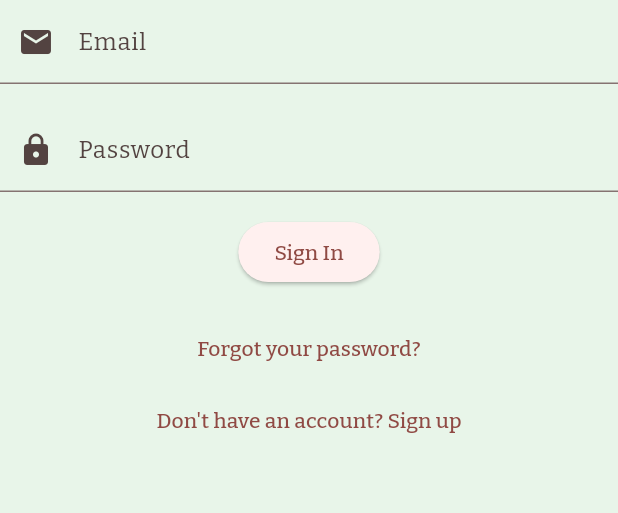
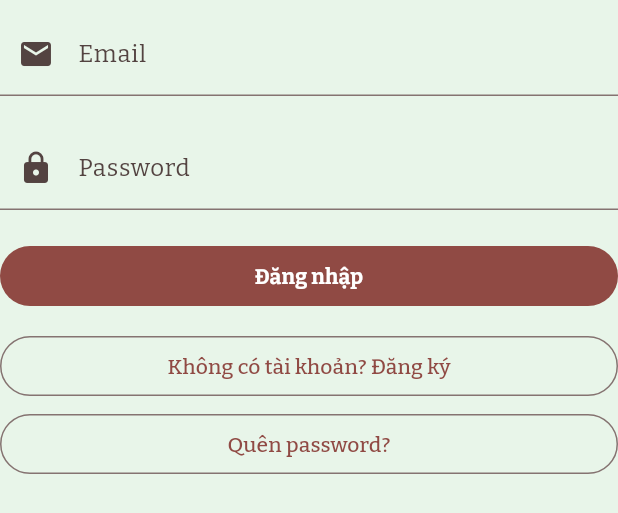
Before and after one commit to Rizzaxc/pubox-mirror, a Flutter app: the SupaEmailAuth widget shown alone on an empty page, opened directly, on a phone screen of 412 x 824 dp. Shown: the top 513 px of the screen. Run offline on Flutter 3.47's test engine with Material 3 defaults, Android fonts, the phone set to English and light mode, and no system bars; our stand-ins replace animated_bottom_navigation_bar, email_validator, flutter_dotenv, flutter_svg, font_awesome_flutter, go_router and 7 more; accounts and stored records are empty; project files that could hold a hidden picture were left out.

Commit message:
fix text auth form

```diff
--- a/lib/misc/flutter_auth_ui/src/components/supa_email_auth.dart
+++ b/lib/misc/flutter_auth_ui/src/components/supa_email_auth.dart
@@ -295,8 +295,12 @@ class _SupaEmailAuthState extends State<SupaEmailAuth> {
       child: Form(
         key: _formKey,
         child: Column(
+          spacing: 4,
+          crossAxisAlignment: CrossAxisAlignment.stretch,
           children: [
-            TextFormField(
+            Padding(
+              padding: const EdgeInsets.symmetric(vertical: 8.0),
+              child: TextFormField(
                 keyboardType: TextInputType.emailAddress,
                 autofillHints: const [AutofillHints.email],
                 autovalidateMode: AutovalidateMode.onUserInteraction,
@@ -323,9 +327,11 @@ class _SupaEmailAuthState extends State<SupaEmailAuth> {
                   }
                 },
               ),
+            ),
             if (!_isRecoveringPassword) ...[
-              spacer(16),
-              TextFormField(
+              Padding(
+                padding: const EdgeInsets.symmetric(vertical: 8.0),
+                child: TextFormField(
                   autofillHints: _isSigningIn
                       ? [AutofillHints.password]
                       : [AutofillHints.newPassword],
@@ -352,8 +358,8 @@ class _SupaEmailAuthState extends State<SupaEmailAuth> {
                     }
                   },
                 ),
+              ),
               if (widget.showConfirmPasswordField && !_isSigningIn) ...[
-                spacer(16),
                 TextFormField(
                   controller: _confirmPasswordController,
                   decoration: InputDecoration(
@@ -369,7 +375,6 @@ class _SupaEmailAuthState extends State<SupaEmailAuth> {
                   },
                 ),
               ],
-              spacer(16),
               if (widget.metadataFields != null && !_isSigningIn)
                 ...widget.metadataFields!
                     .map((metadataField) => [
@@ -455,10 +460,11 @@ class _SupaEmailAuthState extends State<SupaEmailAuth> {
                                 }
                               },
                             ),
-                          spacer(16),
                         ])
                     .expand((element) => element),
-              ElevatedButton(
+              Padding(
+                padding: const EdgeInsets.symmetric(vertical: 8.0),
+                child: FilledButton(
                   onPressed: _signInSignUp,
                   child: (_isLoading)
                       ? SizedBox(
@@ -471,21 +477,11 @@ class _SupaEmailAuthState extends State<SupaEmailAuth> {
                         )
                       : Text(_isSigningIn
                           ? localization.signIn
-                        : localization.signUp),
+                          : localization.signUp, style: const TextStyle(fontWeight: FontWeight.bold),),
                 ),
-              spacer(16),
-              if (_isSigningIn) ...[
-                TextButton(
-                  onPressed: () {
-                    setState(() {
-                      _isRecoveringPassword = true;
-                    });
-                    widget.onToggleRecoverPassword?.call(_isRecoveringPassword);
-                  },
-                  child: Text(localization.forgotPassword),
               ),
-              ],
-              TextButton(
+
+              OutlinedButton(
                 key: const ValueKey('toggleSignInButton'),
                 onPressed: () {
                   setState(() {
@@ -499,15 +495,24 @@ class _SupaEmailAuthState extends State<SupaEmailAuth> {
                     ? localization.dontHaveAccount
                     : localization.haveAccount),
               ),
+              if (_isSigningIn) ...[
+                OutlinedButton(
+                  onPressed: () {
+                    setState(() {
+                      _isRecoveringPassword = true;
+                    });
+                    widget.onToggleRecoverPassword?.call(_isRecoveringPassword);
+                  },
+                  child: Text(localization.forgotPassword),
+                ),
+              ],
             ],
             if (_isSigningIn && _isRecoveringPassword) ...[
-              spacer(16),
               ElevatedButton(
                 onPressed: _passwordRecovery,
                 child: Text(localization.sendPasswordReset),
               ),
-              spacer(16),
-              TextButton(
+              OutlinedButton(
                 onPressed: () {
                   setState(() {
                     _isRecoveringPassword = false;
@@ -516,7 +521,6 @@ class _SupaEmailAuthState extends State<SupaEmailAuth> {
                 child: Text(localization.backToSignIn),
               ),
             ],
-            spacer(16),
           ],
         ),
       ),
--- a/lib/misc/flutter_auth_ui/src/components/supa_socials_auth.dart
+++ b/lib/misc/flutter_auth_ui/src/components/supa_socials_auth.dart
@@ -324,10 +324,16 @@ class _SupaSocialsAuthState extends State<SupaSocialsAuth> {
           onPressed: onAuthButtonPressed,
           child: btnBody);
     });
-    return Wrap(
+    return Column(
       spacing: 16,
-      alignment: WrapAlignment.spaceEvenly,
-      children: authButtons,
+      children: [
+        const Divider(thickness: 1.2),
+        Wrap(
+          spacing: 16,
+          alignment: WrapAlignment.spaceEvenly,
+          children: authButtons,
+        ),
+      ],
     );
   }
 }
--- a/lib/misc/flutter_auth_ui/src/localizations/supa_email_auth_localization.dart
+++ b/lib/misc/flutter_auth_ui/src/localizations/supa_email_auth_localization.dart
@@ -22,17 +22,17 @@ class SupaEmailAuthLocalization {
     this.enterPassword = 'Password',
     this.passwordLengthError =
         'Password tối thiểu 8 ký tự',
-    this.signIn = 'Sign In',
-    this.signUp = 'Sign Up',
-    this.forgotPassword = 'Forgot your password?',
-    this.dontHaveAccount = 'Don\'t have an account? Sign up',
-    this.haveAccount = 'Already have an account? Sign in',
-    this.sendPasswordReset = 'Send password reset email',
+    this.signIn = 'Đăng nhập',
+    this.signUp = 'Đăng ký',
+    this.forgotPassword = 'Quên password?',
+    this.dontHaveAccount = 'Không có tài khoản? Đăng ký',
+    this.haveAccount = 'Đã có tài khoản? Đăng nhập',
+    this.sendPasswordReset = 'Gửi email reset password',
     this.passwordResetSent = 'Password reset email has been sent',
-    this.backToSignIn = 'Back to sign in',
+    this.backToSignIn = 'Quay về Đăng nhập',
     this.unexpectedError = 'An unexpected error occurred',
     this.requiredFieldError = 'This field is required',
-    this.confirmPasswordError = 'Passwords do not match',
+    this.confirmPasswordError = 'Passwords không khớp',
     this.confirmPassword = 'Confirm Password',
   });
 }
--- a/lib/welcome_flow/auth_form.dart
+++ b/lib/welcome_flow/auth_form.dart
@@ -8,16 +8,17 @@ class AuthForm extends StatelessWidget {
 
   @override
   Widget build(BuildContext context) {
-    return SingleChildScrollView(
+    return Padding(
+      padding: const EdgeInsets.symmetric(horizontal: 16),
       child: Column(
         spacing: 16,
+        mainAxisAlignment: MainAxisAlignment.spaceEvenly,
         children: [
           SupaEmailAuth(
               onSignInComplete: (response) {}, onSignUpComplete: (response) {}),
           SupaSocialsAuth(
               socialProviders: [OAuthProvider.google, OAuthProvider.apple, OAuthProvider.facebook],
               onSuccess: (session) => context.go('/home')),
-          const SizedBox(height: 128),
           TextButton(
               onPressed: () => context.go('/home'),
               child: const Text('Bỏ qua Đăng nhập', style: TextStyle(fontStyle: FontStyle.italic, color: Colors.black54),))
```
Lines whose indentation alone changed are shown as unchanged.
